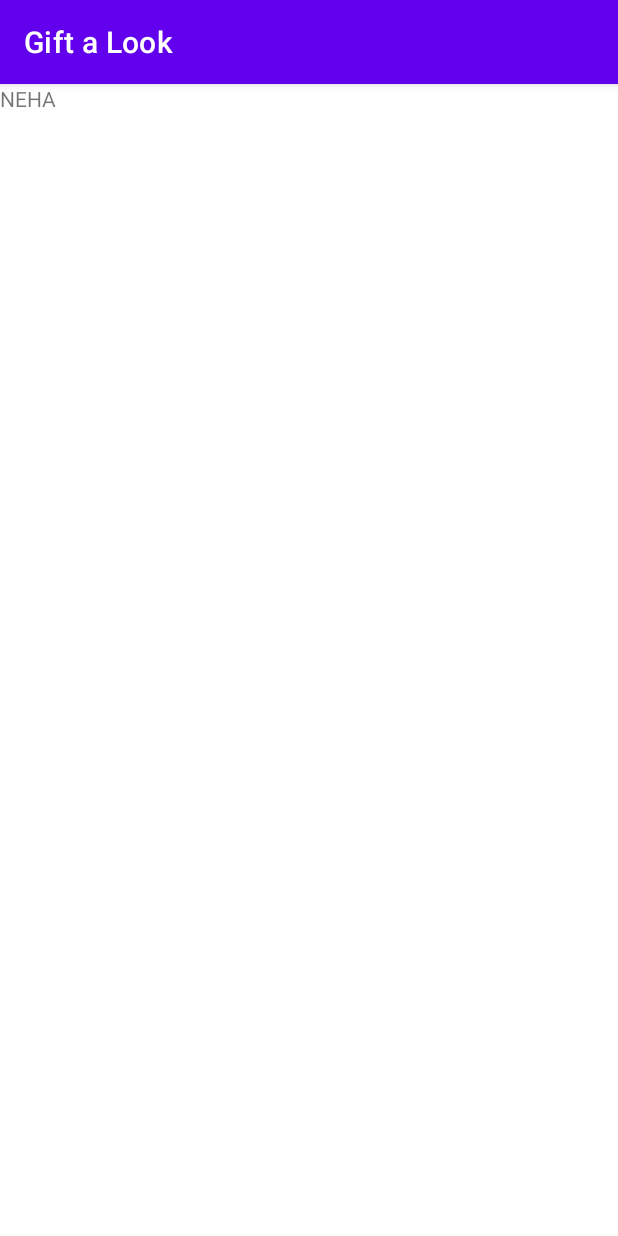
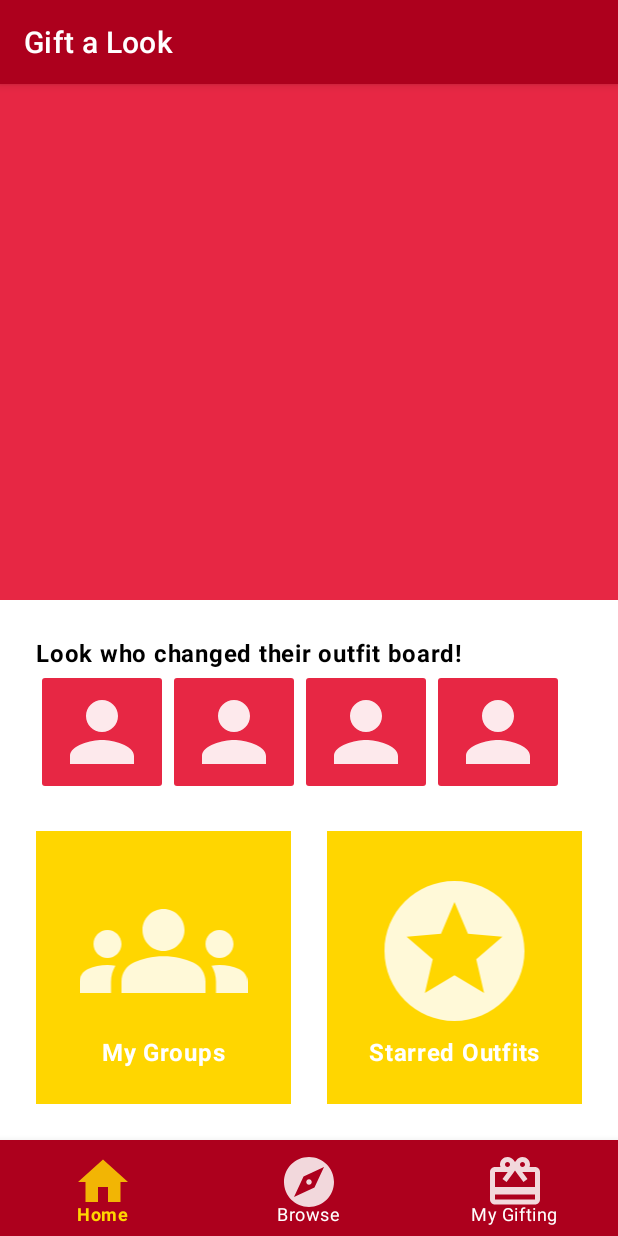
Before and after one commit to Codebrewers3/gift-a-look, an Android app: the screen it shows after launch (MainActivity), on a phone screen of 412 x 824 dp. Run offline under Robolectric (Android 15) with nearby library versions, the phone set to English and light mode, and no system bars.

Commit message:
Add basic UI for DashboardFragment.java

```diff
--- a/app/build.gradle
+++ b/app/build.gradle
@@ -55,4 +55,7 @@ dependencies {
 
     // Jetpack Compose Integration
     implementation "androidx.navigation:navigation-compose:1.0.0-alpha09"
+
+    /* For CardView */
+    implementation "androidx.cardview:cardview:1.0.0"
 }
--- /dev/null
+++ b/app/src/main/java/com/example/giftalook/Fragments/HistoryFragment.java
@@ -0,0 +1,66 @@
+package com.example.giftalook.Fragments;
+
+import android.os.Bundle;
+
+import androidx.fragment.app.Fragment;
+
+import android.view.LayoutInflater;
+import android.view.View;
+import android.view.ViewGroup;
+
+import com.example.giftalook.R;
+
+/**
+ * A simple {@link Fragment} subclass.
+ * Use the {@link HistoryFragment#newInstance} factory method to
+ * create an instance of this fragment.
+ */
+public class HistoryFragment extends Fragment {
+
+    // TODO: Rename parameter arguments, choose names that match
+    // the fragment initialization parameters, e.g. ARG_ITEM_NUMBER
+    private static final String ARG_PARAM1 = "param1";
+    private static final String ARG_PARAM2 = "param2";
+
+    // TODO: Rename and change types of parameters
+    private String mParam1;
+    private String mParam2;
+
+    public HistoryFragment() {
+        // Required empty public constructor
+    }
+
+    /**
+     * Use this factory method to create a new instance of
+     * this fragment using the provided parameters.
+     *
+     * @param param1 Parameter 1.
+     * @param param2 Parameter 2.
+     * @return A new instance of fragment HistoryFragment.
+     */
+    // TODO: Rename and change types and number of parameters
+    public static HistoryFragment newInstance(String param1, String param2) {
+        HistoryFragment fragment = new HistoryFragment();
+        Bundle args = new Bundle();
+        args.putString(ARG_PARAM1, param1);
+        args.putString(ARG_PARAM2, param2);
+        fragment.setArguments(args);
+        return fragment;
+    }
+
+    @Override
+    public void onCreate(Bundle savedInstanceState) {
+        super.onCreate(savedInstanceState);
+        if (getArguments() != null) {
+            mParam1 = getArguments().getString(ARG_PARAM1);
+            mParam2 = getArguments().getString(ARG_PARAM2);
+        }
+    }
+
+    @Override
+    public View onCreateView(LayoutInflater inflater, ViewGroup container,
+                             Bundle savedInstanceState) {
+        // Inflate the layout for this fragment
+        return inflater.inflate(R.layout.fragment_history, container, false);
+    }
+}
--- /dev/null
+++ b/app/src/main/res/color/bottom_nav_color.xml
@@ -0,0 +1,9 @@
+<?xml version="1.0" encoding="utf-8"?>
+<selector xmlns:android="http://schemas.android.com/apk/res/android">
+
+        <item android:state_checked="true" android:color="@color/colorAccent" />
+    <item android:state_checked="false" android:color="@color/white" />
+
+
+
+</selector>
--- /dev/null
+++ b/app/src/main/res/drawable/ic_explore_36.xml
@@ -0,0 +1,5 @@
+<vector android:alpha="0.85" android:height="24dp"
+    android:tint="#FFFFFF" android:viewportHeight="24"
+    android:viewportWidth="24" android:width="24dp" xmlns:android="http://schemas.android.com/apk/res/android">
+    <path android:fillColor="@android:color/white" android:pathData="M12,10.9c-0.61,0 -1.1,0.49 -1.1,1.1s0.49,1.1 1.1,1.1c0.61,0 1.1,-0.49 1.1,-1.1s-0.49,-1.1 -1.1,-1.1zM12,2C6.48,2 2,6.48 2,12s4.48,10 10,10 10,-4.48 10,-10S17.52,2 12,2zM14.19,14.19L6,18l3.81,-8.19L18,6l-3.81,8.19z"/>
+</vector>
--- /dev/null
+++ b/app/src/main/res/drawable/ic_gift_36.xml
@@ -0,0 +1,5 @@
+<vector android:alpha="0.85" android:height="24dp"
+    android:tint="#FFFFFF" android:viewportHeight="24"
+    android:viewportWidth="24" android:width="24dp" xmlns:android="http://schemas.android.com/apk/res/android">
+    <path android:fillColor="@android:color/white" android:pathData="M20,6h-2.18c0.11,-0.31 0.18,-0.65 0.18,-1 0,-1.66 -1.34,-3 -3,-3 -1.05,0 -1.96,0.54 -2.5,1.35l-0.5,0.67 -0.5,-0.68C10.96,2.54 10.05,2 9,2 7.34,2 6,3.34 6,5c0,0.35 0.07,0.69 0.18,1L4,6c-1.11,0 -1.99,0.89 -1.99,2L2,19c0,1.11 0.89,2 2,2h16c1.11,0 2,-0.89 2,-2L22,8c0,-1.11 -0.89,-2 -2,-2zM15,4c0.55,0 1,0.45 1,1s-0.45,1 -1,1 -1,-0.45 -1,-1 0.45,-1 1,-1zM9,4c0.55,0 1,0.45 1,1s-0.45,1 -1,1 -1,-0.45 -1,-1 0.45,-1 1,-1zM20,19L4,19v-2h16v2zM20,14L4,14L4,8h5.08L7,10.83 8.62,12 11,8.76l1,-1.36 1,1.36L15.38,12 17,10.83 14.92,8L20,8v6z"/>
+</vector>
--- /dev/null
+++ b/app/src/main/res/drawable/ic_groups_64.xml
@@ -0,0 +1,5 @@
+<vector android:alpha="0.85" android:height="112dp"
+    android:tint="#FFFFFF" android:viewportHeight="24"
+    android:viewportWidth="24" android:width="112dp" xmlns:android="http://schemas.android.com/apk/res/android">
+    <path android:fillColor="@android:color/white" android:pathData="M12,12.75c1.63,0 3.07,0.39 4.24,0.9c1.08,0.48 1.76,1.56 1.76,2.73L18,18H6l0,-1.61c0,-1.18 0.68,-2.26 1.76,-2.73C8.93,13.14 10.37,12.75 12,12.75zM4,13c1.1,0 2,-0.9 2,-2c0,-1.1 -0.9,-2 -2,-2s-2,0.9 -2,2C2,12.1 2.9,13 4,13zM5.13,14.1C4.76,14.04 4.39,14 4,14c-0.99,0 -1.93,0.21 -2.78,0.58C0.48,14.9 0,15.62 0,16.43V18l4.5,0v-1.61C4.5,15.56 4.73,14.78 5.13,14.1zM20,13c1.1,0 2,-0.9 2,-2c0,-1.1 -0.9,-2 -2,-2s-2,0.9 -2,2C18,12.1 18.9,13 20,13zM24,16.43c0,-0.81 -0.48,-1.53 -1.22,-1.85C21.93,14.21 20.99,14 20,14c-0.39,0 -0.76,0.04 -1.13,0.1c0.4,0.68 0.63,1.46 0.63,2.29V18l4.5,0V16.43zM12,6c1.66,0 3,1.34 3,3c0,1.66 -1.34,3 -3,3s-3,-1.34 -3,-3C9,7.34 10.34,6 12,6z"/>
+</vector>
--- /dev/null
+++ b/app/src/main/res/drawable/ic_home_36.xml
@@ -0,0 +1,5 @@
+<vector android:alpha="0.85" android:height="24dp"
+    android:tint="#FFFFFF" android:viewportHeight="24"
+    android:viewportWidth="24" android:width="24dp" xmlns:android="http://schemas.android.com/apk/res/android">
+    <path android:fillColor="@android:color/white" android:pathData="M10,20v-6h4v6h5v-8h3L12,3 2,12h3v8z"/>
+</vector>
--- /dev/null
+++ b/app/src/main/res/drawable/ic_profile.xml
@@ -0,0 +1,5 @@
+<vector android:alpha="0.9" android:height="64dp" android:tint="#FFFFFF"
+    android:viewportHeight="24" android:viewportWidth="24"
+    android:width="64dp" xmlns:android="http://schemas.android.com/apk/res/android">
+    <path android:fillColor="@android:color/white" android:pathData="M12,12c2.21,0 4,-1.79 4,-4s-1.79,-4 -4,-4 -4,1.79 -4,4 1.79,4 4,4zM12,14c-2.67,0 -8,1.34 -8,4v2h16v-2c0,-2.66 -5.33,-4 -8,-4z"/>
+</vector>
--- /dev/null
+++ b/app/src/main/res/drawable/ic_star_112.xml
@@ -0,0 +1,9 @@
+<vector xmlns:android="http://schemas.android.com/apk/res/android"
+    android:width="112dp"
+    android:height="112dp"
+    android:alpha="0.85"
+    android:tint="#FFFFFF"
+    android:viewportWidth="24"
+    android:viewportHeight="24">
+    <path android:fillColor="@android:color/white" android:pathData="M11.99,2C6.47,2 2,6.48 2,12s4.47,10 9.99,10C17.52,22 22,17.52 22,12S17.52,2 11.99,2zM16.23,18L12,15.45 7.77,18l1.12,-4.81 -3.73,-3.23 4.92,-0.42L12,5l1.92,4.53 4.92,0.42 -3.73,3.23L16.23,18z"/>
+</vector>
--- a/app/src/main/res/layout/fragment_dashboard.xml
+++ b/app/src/main/res/layout/fragment_dashboard.xml
@@ -1,14 +1,143 @@
 <?xml version="1.0" encoding="utf-8"?>
-<FrameLayout xmlns:android="http://schemas.android.com/apk/res/android"
+<RelativeLayout xmlns:android="http://schemas.android.com/apk/res/android"
+    xmlns:app="http://schemas.android.com/apk/res-auto"
     xmlns:tools="http://schemas.android.com/tools"
     android:layout_width="match_parent"
     android:layout_height="match_parent"
+    android:orientation="vertical"
     tools:context=".Fragments.DashboardFragment">
 
-    <!-- TODO: Update blank fragment layout -->
+    <GridLayout
+        android:layout_width="match_parent"
+        android:layout_height="0dp"
+        android:background="@color/colorPrimary"
+        android:layout_above="@id/changed_boards_text_view"
+        android:layout_alignParentTop="true">
+
+
+
+    </GridLayout>
+
     <TextView
+        android:id="@+id/changed_boards_text_view"
+        android:layout_width="wrap_content"
+        android:layout_height="wrap_content"
+        android:layout_marginLeft="24dp"
+        android:layout_marginTop="24dp"
+        android:text="Look who changed their outfit board!"
+        android:textColor="@android:color/black"
+        android:layout_above="@id/profiles_linear_layout"
+        android:textStyle="bold"
+        android:textAppearance="@style/TextAppearance.MaterialComponents.Body1"/>
+
+    <LinearLayout
+        android:id="@+id/profiles_linear_layout"
         android:layout_width="match_parent"
-        android:layout_height="match_parent"
-        android:text="NEHA" />
+        android:layout_height="wrap_content"
+        android:orientation="horizontal"
+        android:layout_marginLeft="24dp"
+        android:layout_marginRight="24dp"
+        android:layout_above="@id/cards_linear_layout">
 
-</FrameLayout>
+        <ImageButton
+            android:backgroundTint="@color/colorPrimary"
+            android:layout_width="wrap_content"
+            android:layout_height="wrap_content"
+            android:src="@drawable/ic_profile"/>
+
+        <ImageButton
+            android:backgroundTint="@color/colorPrimary"
+            android:layout_width="wrap_content"
+            android:layout_height="wrap_content"
+            android:src="@drawable/ic_profile"/>
+
+        <ImageButton
+            android:backgroundTint="@color/colorPrimary"
+            android:layout_width="wrap_content"
+            android:layout_height="wrap_content"
+            android:src="@drawable/ic_profile"/>
+
+        <ImageButton
+            android:backgroundTint="@color/colorPrimary"
+            android:layout_width="wrap_content"
+            android:layout_height="wrap_content"
+            android:src="@drawable/ic_profile"/>
+
+    </LinearLayout>
+
+    <LinearLayout
+        android:id="@+id/cards_linear_layout"
+        android:layout_width="match_parent"
+        android:layout_above="@id/bottom_nav"
+        android:layout_height="wrap_content"
+        android:orientation="horizontal">
+
+        <LinearLayout
+            android:layout_width="0dp"
+            android:layout_height="wrap_content"
+            android:layout_weight="1"
+            android:orientation="vertical"
+            android:background="@color/colorAccent"
+            android:layout_margin="24dp"
+            android:padding="24dp">
+
+            <ImageView
+                android:id="@+id/groups_image"
+                android:layout_width="match_parent"
+                android:layout_height="wrap_content"
+                android:src="@drawable/ic_groups_64" />
+
+            <TextView
+                android:layout_width="match_parent"
+                android:layout_height="match_parent"
+                android:text="My Groups"
+                android:gravity="center"
+                android:textColor="@color/white"
+                android:textStyle="bold"
+                android:textAppearance="@style/TextAppearance.MaterialComponents.Body1"/>
+
+        </LinearLayout>
+
+        <LinearLayout
+            android:layout_width="0dp"
+            android:layout_height="wrap_content"
+            android:layout_weight="1"
+            android:orientation="vertical"
+            android:background="@color/colorAccent"
+            android:layout_marginTop="24dp"
+            android:layout_marginBottom="24dp"
+            android:layout_marginRight="24dp"
+            android:padding="24dp">
+
+            <ImageView
+                android:layout_width="match_parent"
+                android:layout_height="wrap_content"
+                android:src="@drawable/ic_star_112" />
+
+            <TextView
+                android:layout_width="match_parent"
+                android:layout_height="match_parent"
+                android:text="Starred Outfits"
+                android:gravity="center"
+                android:textColor="@color/white"
+                android:textStyle="bold"
+                android:textAppearance="@style/TextAppearance.MaterialComponents.Body1"/>
+
+        </LinearLayout>
+
+
+    </LinearLayout>
+
+    <com.google.android.material.bottomnavigation.BottomNavigationView
+        android:id="@+id/bottom_nav"
+        android:layout_width="match_parent"
+        android:layout_height="64dp"
+        android:layout_alignParentBottom="true"
+        android:background="@color/colorPrimaryDark"
+        app:itemIconSize="40dp"
+        app:itemIconTint="@color/bottom_nav_color"
+        app:itemRippleColor="@color/colorSecondary"
+        app:itemTextColor="@color/bottom_nav_color"
+        app:menu="@menu/menu_bottom_nav" />
+
+</RelativeLayout>
--- /dev/null
+++ b/app/src/main/res/layout/fragment_history.xml
@@ -0,0 +1,14 @@
+<?xml version="1.0" encoding="utf-8"?>
+<FrameLayout xmlns:android="http://schemas.android.com/apk/res/android"
+    xmlns:tools="http://schemas.android.com/tools"
+    android:layout_width="match_parent"
+    android:layout_height="match_parent"
+    tools:context=".Fragments.HistoryFragment">
+
+    <!-- TODO: Update blank fragment layout -->
+    <TextView
+        android:layout_width="match_parent"
+        android:layout_height="match_parent"
+        android:text="@string/hello_blank_fragment" />
+
+</FrameLayout>
--- /dev/null
+++ b/app/src/main/res/menu/menu_bottom_nav.xml
@@ -0,0 +1,15 @@
+<?xml version="1.0" encoding="utf-8"?>
+<menu xmlns:android="http://schemas.android.com/apk/res/android">
+    <item
+        android:id="@+id/dashBoardFragment"
+        android:icon="@drawable/ic_home_36"
+        android:title="Home" />
+    <item
+        android:id="@+id/browseFragment"
+        android:icon="@drawable/ic_explore_36"
+        android:title="Browse" />
+    <item
+        android:id="@+id/historyFragment"
+        android:icon="@drawable/ic_gift_36"
+        android:title="My Gifting" />
+</menu>
--- a/app/src/main/res/navigation/nav_graph.xml
+++ b/app/src/main/res/navigation/nav_graph.xml
@@ -15,6 +15,12 @@
         <action
             android:id="@+id/action_dashboardFragment_to_starredOutfitsFragment"
             app:destination="@id/starredOutfitsFragment" />
+        <action
+            android:id="@+id/action_dashboardFragment_to_browseFragment"
+            app:destination="@id/browseFragment" />
+        <action
+            android:id="@+id/action_dashboardFragment_to_historyFragment"
+            app:destination="@id/historyFragment" />
     </fragment>
     <fragment
         android:id="@+id/allGroupsFragment"
@@ -69,4 +75,9 @@
         android:name="com.example.giftalook.Fragments.GiftOutfitFragment"
         android:label="fragment_gift_outfit"
         tools:layout="@layout/fragment_gift_outfit" />
+    <fragment
+        android:id="@+id/historyFragment"
+        android:name="com.example.giftalook.Fragments.HistoryFragment"
+        android:label="fragment_history"
+        tools:layout="@layout/fragment_history" />
 </navigation>
--- a/app/src/main/res/values/colors.xml
+++ b/app/src/main/res/values/colors.xml
@@ -7,4 +7,12 @@
     <color name="teal_700">#FF018786</color>
     <color name="black">#FF000000</color>
     <color name="white">#FFFFFFFF</color>
+    <color name="colorPrimary">#e72744</color>
+    <color name="colorPrimaryDark">#ad001d</color>
+    <color name="colorPrimaryVariant">#ad001d</color>
+    <color name="colorOnPrimary">@color/white</color>
+    <color name="colorSecondary">#ee6012</color>
+    <color name="colorSecondaryVariant">#b42e00</color>
+    <color name="colorOnSecondary">@color/black</color>
+    <color name="colorAccent">#ffd600</color>
 </resources>
--- /dev/null
+++ b/app/src/main/res/values/dimens.xml
@@ -0,0 +1,4 @@
+<?xml version="1.0" encoding="utf-8"?>
+<resources xmlns:tools="http://schemas.android.com/tools">
+    <dimen name="design_bottom_navigation_height" tools:override="true">68dp</dimen>
+</resources>
--- a/app/src/main/res/values/themes.xml
+++ b/app/src/main/res/values/themes.xml
@@ -2,15 +2,17 @@
     <!-- Base application theme. -->
     <style name="Theme.GiftALook" parent="Theme.MaterialComponents.DayNight.DarkActionBar">
         <!-- Primary brand color. -->
-        <item name="colorPrimary">@color/purple_500</item>
-        <item name="colorPrimaryVariant">@color/purple_700</item>
+        <item name="colorPrimary">#ad001d</item>
+        <item name="colorPrimaryDark">#ad001d</item>
+        <item name="colorPrimaryVariant">#ad001d</item>
         <item name="colorOnPrimary">@color/white</item>
         <!-- Secondary brand color. -->
-        <item name="colorSecondary">@color/teal_200</item>
-        <item name="colorSecondaryVariant">@color/teal_700</item>
+        <item name="colorSecondary">#ee6012</item>
+        <item name="colorSecondaryVariant">#b42e00</item>
         <item name="colorOnSecondary">@color/black</item>
         <!-- Status bar color. -->
         <item name="android:statusBarColor" tools:targetApi="l">?attr/colorPrimaryVariant</item>
         <!-- Customize your theme here. -->
+        <item name="colorAccent">#ffd600</item>
     </style>
 </resources>
```
